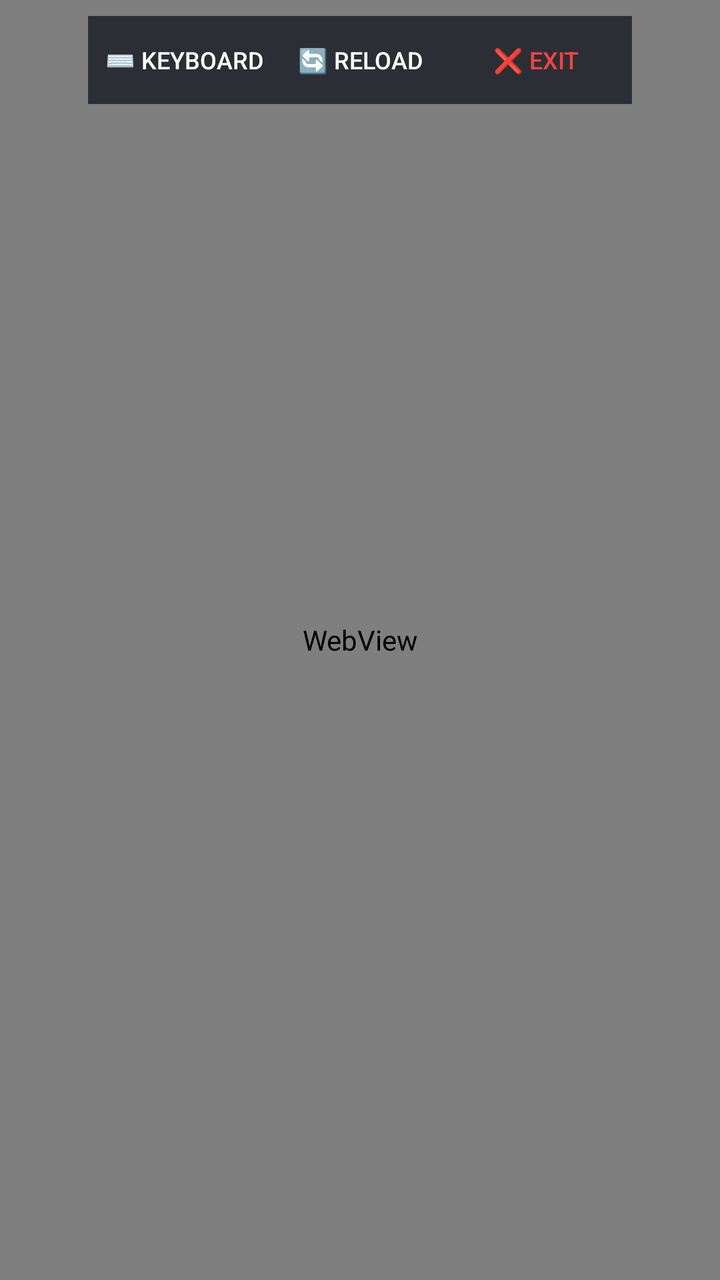
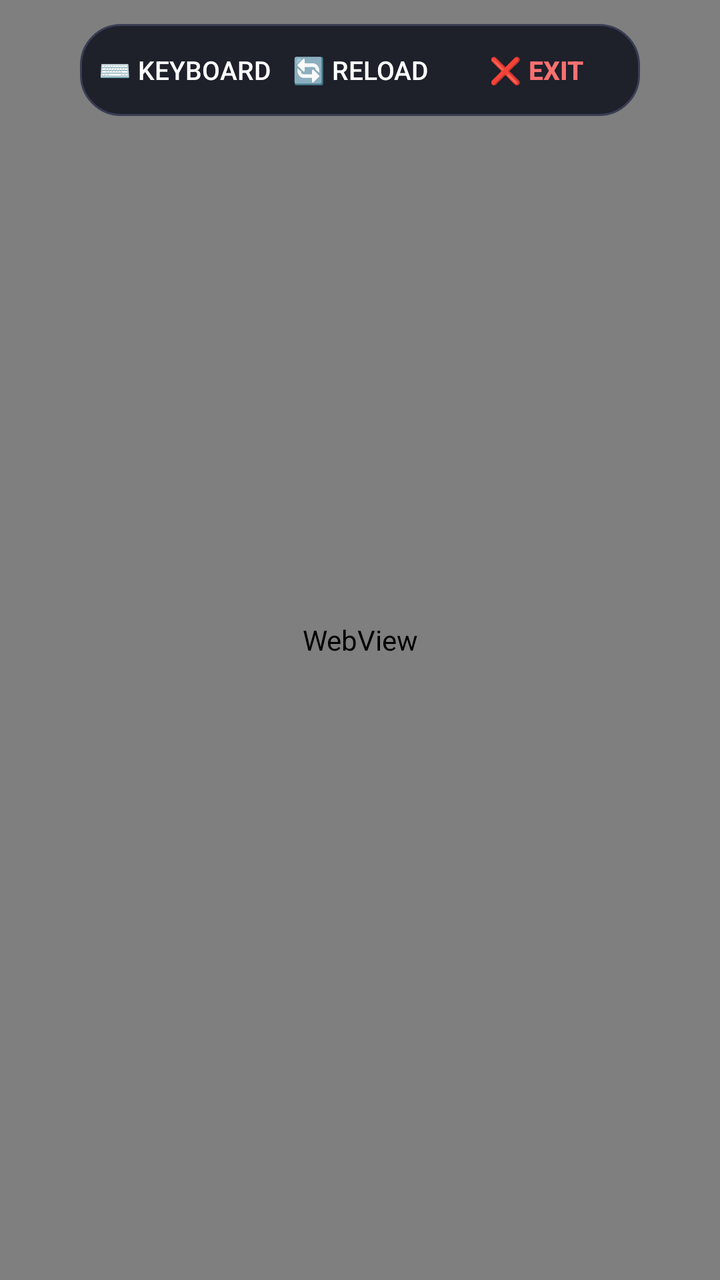

Two renders of the same Android screen: before a commit and after it. Below are the layout's source before the change and the commit's diff.
<!-- AndroidManifest.xml: application theme AppTheme -->
<!-- res/layout/activity_vnc_webview.xml -->
<?xml version="1.0" encoding="utf-8"?>
<RelativeLayout xmlns:android="http://schemas.android.com/apk/res/android"
    android:layout_width="match_parent"
    android:layout_height="match_parent"
    android:background="#000000">

    
    <WebView
        android:id="@+id/webview_vnc"
        android:layout_width="match_parent"
        android:layout_height="match_parent" />

    
    <LinearLayout
        android:id="@+id/layout_web_toolbar"
        android:layout_width="wrap_content"
        android:layout_height="wrap_content"
        android:layout_alignParentTop="true"
        android:layout_centerHorizontal="true"
        android:layout_marginTop="8dp"
        android:background="#D91E2029"
        android:orientation="horizontal"
        android:padding="4dp">

        <Button
            android:id="@+id/btn_web_kbd"
            android:layout_width="wrap_content"
            android:layout_height="36dp"
            android:background="?android:attr/selectableItemBackground"
            android:text="⌨️ Keyboard"
            android:textColor="#FFFFFF"
            android:textSize="12sp" />

        <Button
            android:id="@+id/btn_web_reload"
            android:layout_width="wrap_content"
            android:layout_height="36dp"
            android:background="?android:attr/selectableItemBackground"
            android:text="🔄 Reload"
            android:textColor="#FFFFFF"
            android:textSize="12sp" />

        <Button
            android:id="@+id/btn_web_close"
            android:layout_width="wrap_content"
            android:layout_height="36dp"
            android:background="?android:attr/selectableItemBackground"
            android:text="❌ Exit"
            android:textColor="#EF4444"
            android:textSize="12sp" />

    </LinearLayout>

</RelativeLayout>
<!-- resources referenced by this layout -->
<resources>
  <style name="AppTheme" parent="android:Theme.Material.Light.NoActionBar">
          <item name="android:colorPrimary">@color/colorPrimary</item>
          <item name="android:colorPrimaryDark">@color/colorPrimaryDark</item>
          <item name="android:colorAccent">@color/colorAccent</item>
          <item name="android:windowBackground">@color/bgDark</item>
          <item name="android:textColorPrimary">@color/textPrimary</item>
      </style>
  <color name="colorPrimary">#1A1C23</color>
  <color name="colorPrimaryDark">#0F1015</color>
  <color name="colorAccent">#6366F1</color>
  <color name="bgDark">#121318</color>
  <color name="textPrimary">#F3F4F6</color>
</resources>

<!-- the commit's change to res/layout/activity_vnc_webview.xml (unified diff, before → after) -->
@@ -2,7 +2,7 @@
 <RelativeLayout xmlns:android="http://schemas.android.com/apk/res/android"
     android:layout_width="match_parent"
     android:layout_height="match_parent"
-    android:background="#000000">
+    android:background="#050608">
 
     
     <WebView
@@ -17,37 +17,41 @@
         android:layout_height="wrap_content"
         android:layout_alignParentTop="true"
         android:layout_centerHorizontal="true"
-        android:layout_marginTop="8dp"
-        android:background="#D91E2029"
+        android:layout_marginTop="12dp"
+        android:background="@drawable/toolbar_bg"
         android:orientation="horizontal"
-        android:padding="4dp">
+        android:paddingStart="8dp"
+        android:paddingTop="4dp"
+        android:paddingEnd="8dp"
+        android:paddingBottom="4dp">
 
         <Button
             android:id="@+id/btn_web_kbd"
             android:layout_width="wrap_content"
-            android:layout_height="36dp"
+            android:layout_height="38dp"
             android:background="?android:attr/selectableItemBackground"
             android:text="⌨️ Keyboard"
             android:textColor="#FFFFFF"
-            android:textSize="12sp" />
+            android:textSize="13sp" />
 
         <Button
             android:id="@+id/btn_web_reload"
             android:layout_width="wrap_content"
-            android:layout_height="36dp"
+            android:layout_height="38dp"
             android:background="?android:attr/selectableItemBackground"
             android:text="🔄 Reload"
             android:textColor="#FFFFFF"
-            android:textSize="12sp" />
+            android:textSize="13sp" />
 
         <Button
             android:id="@+id/btn_web_close"
             android:layout_width="wrap_content"
-            android:layout_height="36dp"
+            android:layout_height="38dp"
             android:background="?android:attr/selectableItemBackground"
             android:text="❌ Exit"
-            android:textColor="#EF4444"
-            android:textSize="12sp" />
+            android:textColor="#F87171"
+            android:textSize="13sp"
+            android:textStyle="bold" />
 
     </LinearLayout>
 
<!-- resource entries referenced after the edit -->
@@ -1,5 +1,15 @@
 <!-- resources referenced by this layout -->
 <resources>
+  <!-- drawable toolbar_bg (drawable) -->
+  <?xml version="1.0" encoding="utf-8"?>
+  <shape xmlns:android="http://schemas.android.com/apk/res/android"
+      android:shape="rectangle">
+      <solid android:color="#E6151722" />
+      <corners android:radius="20dp" />
+      <stroke
+          android:width="1dp"
+          android:color="#3A3E54" />
+  </shape>
   <style name="AppTheme" parent="android:Theme.Material.Light.NoActionBar">
           <item name="android:colorPrimary">@color/colorPrimary</item>
           <item name="android:colorPrimaryDark">@color/colorPrimaryDark</item>
@@ -7,10 +17,10 @@
           <item name="android:windowBackground">@color/bgDark</item>
           <item name="android:textColorPrimary">@color/textPrimary</item>
       </style>
-  <color name="colorPrimary">#1A1C23</color>
-  <color name="colorPrimaryDark">#0F1015</color>
+  <color name="colorPrimary">#0B0C10</color>
+  <color name="colorPrimaryDark">#06070A</color>
   <color name="colorAccent">#6366F1</color>
-  <color name="bgDark">#121318</color>
-  <color name="textPrimary">#F3F4F6</color>
+  <color name="bgDark">#0B0C10</color>
+  <color name="textPrimary">#F9FAFB</color>
 </resources>
 
